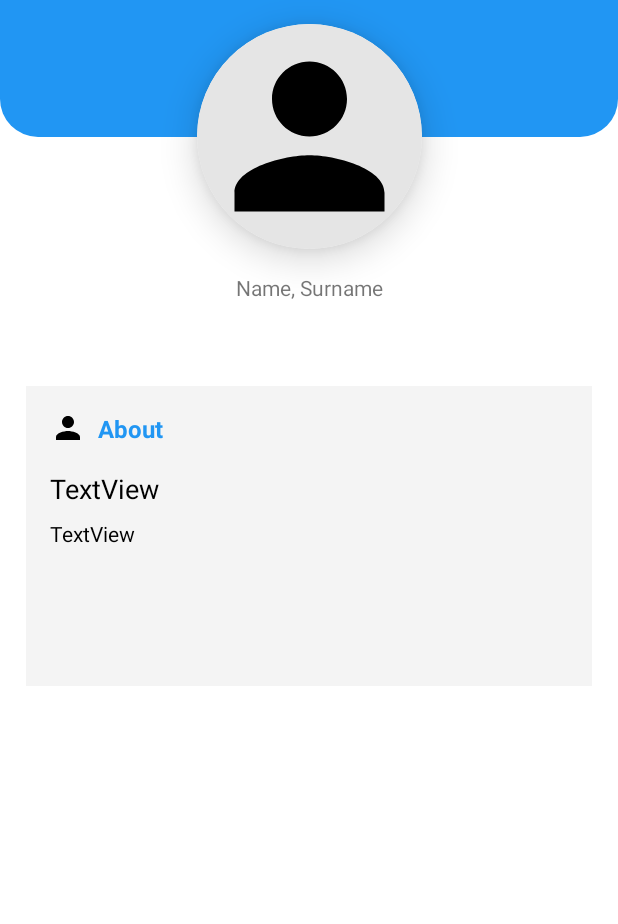
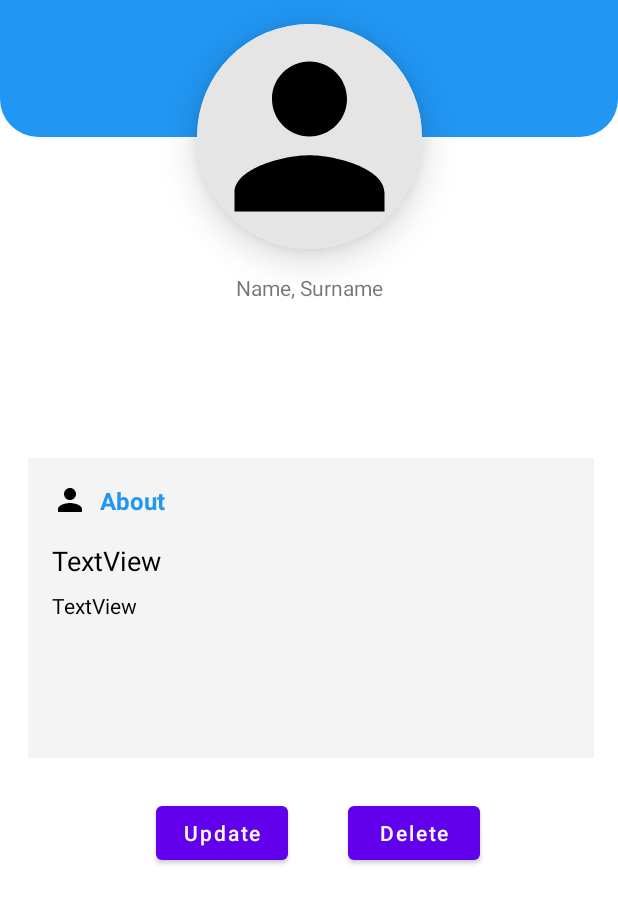
Before and after one commit to aliabb01/DoctorAppointmentApp, an Android app: the Profile screen opened directly, with no data from a screen before it, on a phone screen of 412 x 824 dp, the part 133-1057 px from its top. Run offline under Robolectric (Android 15) with nearby library versions, the phone set to English and light mode, and no system bars; our stand-ins replace Volley; network calls fail; 4 statements that could not run were skipped.

Commit message:
add: modify and delete the user account(patient,doctor and admin)

```diff
--- a/app/src/main/AndroidManifest.xml
+++ b/app/src/main/AndroidManifest.xml
@@ -11,6 +11,9 @@
         android:roundIcon="@mipmap/ic_launcher_round"
         android:supportsRtl="true"
         android:theme="@style/Theme.DoctorAppointmentApp">
+        <activity
+            android:name=".UpdateAccount"
+            android:exported="true" />
         <activity
             android:name=".DoctorAppointment"
             android:exported="true" />
--- a/app/src/main/java/ali/app/doctorappointmentapp/Profile.java
+++ b/app/src/main/java/ali/app/doctorappointmentapp/Profile.java
@@ -1,5 +1,6 @@
 package ali.app.doctorappointmentapp;
 
+import android.content.DialogInterface;
 import android.content.Intent;
 import android.graphics.Bitmap;
 import android.os.Bundle;
@@ -11,7 +12,9 @@ import android.widget.ImageView;
 import android.widget.TextView;
 import android.widget.Toast;
 
+import androidx.appcompat.app.AlertDialog;
 import androidx.appcompat.app.AppCompatActivity;
+import androidx.constraintlayout.widget.ConstraintLayout;
 
 import com.android.volley.RequestQueue;
 import com.android.volley.Response;
@@ -20,6 +23,7 @@ import com.android.volley.toolbox.ImageRequest;
 import com.android.volley.toolbox.Volley;
 import com.google.android.material.imageview.ShapeableImageView;
 import com.google.android.material.shape.CornerFamily;
+import com.google.android.material.snackbar.Snackbar;
 
 public class Profile extends AppCompatActivity {
 
@@ -28,10 +32,12 @@ public class Profile extends AppCompatActivity {
     private TextView name;
     private TextView email;
     private TextView role;
-
+    private Button deleteAccount,updateAccount;
+    AlertDialog.Builder builder;
     private ImageButton goBackBtn;
     private Button history;
     private ImageView imageView3;
+    ConstraintLayout profile_layout;
 
 
     @Override
@@ -40,6 +46,10 @@ public class Profile extends AppCompatActivity {
         setContentView(R.layout.activity_user_profile);
         imageView3=findViewById(R.id.profileImageChild);
         history=findViewById(R.id.history);
+        deleteAccount=findViewById(R.id.usrDeleteAccount);
+        updateAccount=findViewById(R.id.usrUpdateAccount);
+        profile_layout=findViewById(R.id.profile_layout);
+        builder = new AlertDialog.Builder(this);
         RequestQueue requestQueue= Volley.newRequestQueue(this);
         String url="";
 
@@ -96,6 +106,48 @@ public class Profile extends AppCompatActivity {
                 startActivity(intent);
             }
         });
+        /**update user account
+         * */
+        updateAccount.setOnClickListener(new View.OnClickListener() {
+            @Override
+            public void onClick(View v) {
+                Intent intent = new Intent(Profile.this, UpdateAccount.class);
+                intent.putExtra("user", user);
+                startActivity(intent);
+            }
+        });
+        deleteAccount.setOnClickListener(new View.OnClickListener() {
+            @Override
+            public void onClick(View v) {
+                //Uncomment the below code to Set the message and title from the strings.xml file
+              //  builder.setMessage("DO you want to delete your account?") .setTitle("Delete account");
+
+                //Setting message manually and performing action on button click
+                builder.setMessage("Do you want to delete your account?")
+                        .setCancelable(false)
+                        .setPositiveButton("Yes", new DialogInterface.OnClickListener() {
+                            public void onClick(DialogInterface dialog, int id) {
+                                db.deleteUser(user.getUser_id());
+                                Intent intent=new Intent(Profile.this, MainActivity.class);
+                                startActivity(intent);
+                                Snackbar.make(profile_layout,"your accoutn have been delete it",Snackbar.LENGTH_SHORT).show();
+                            }
+                        })
+                        .setNegativeButton("No", new DialogInterface.OnClickListener() {
+                            public void onClick(DialogInterface dialog, int id) {
+                                //  Action for 'NO' Button
+                                dialog.cancel();
+
+                            }
+                        });
+                //Creating dialog box
+                AlertDialog alert = builder.create();
+                //Setting the title manually
+                alert.setTitle("Delete account");
+                alert.show();
+            }
+
+        });
 
     }
 
--- a/app/src/main/res/layout/activity_user_profile.xml
+++ b/app/src/main/res/layout/activity_user_profile.xml
@@ -2,6 +2,7 @@
 <androidx.constraintlayout.widget.ConstraintLayout xmlns:android="http://schemas.android.com/apk/res/android"
     xmlns:app="http://schemas.android.com/apk/res-auto"
     xmlns:tools="http://schemas.android.com/tools"
+    android:id="@+id/profile_layout"
     android:layout_width="match_parent"
     android:layout_height="match_parent">
 
@@ -117,8 +118,10 @@
         android:layout_height="438dp"
         app:layout_constraintBottom_toBottomOf="parent"
         app:layout_constraintEnd_toEndOf="parent"
+        app:layout_constraintHorizontal_bias="1.0"
         app:layout_constraintStart_toStartOf="parent"
-        app:layout_constraintTop_toBottomOf="@+id/profile_nameLabel">
+        app:layout_constraintTop_toBottomOf="@+id/profile_nameLabel"
+        app:layout_constraintVertical_bias="1.0">
 
         <androidx.constraintlayout.widget.ConstraintLayout
             android:layout_width="match_parent"
@@ -177,6 +180,30 @@
                 app:layout_constraintStart_toStartOf="@+id/profile_about_role"
                 app:layout_constraintTop_toBottomOf="@+id/profile_about_role" />
         </androidx.constraintlayout.widget.ConstraintLayout>
+
+        <Button
+            android:id="@+id/usrUpdateAccount"
+            android:layout_width="wrap_content"
+            android:layout_height="wrap_content"
+            android:layout_marginEnd="40dp"
+            android:layout_marginBottom="156dp"
+            android:text="Update"
+            android:textAllCaps="false"
+            app:layout_constraintBottom_toBottomOf="parent"
+            app:layout_constraintEnd_toStartOf="@+id/usrDeleteAccount"
+            app:layout_constraintHorizontal_bias="1.0"
+            app:layout_constraintStart_toStartOf="parent" />
+
+        <Button
+            android:id="@+id/usrDeleteAccount"
+            android:layout_width="wrap_content"
+            android:layout_height="wrap_content"
+            android:layout_marginEnd="92dp"
+            android:layout_marginBottom="156dp"
+            android:text="Delete"
+            android:textAllCaps="false"
+            app:layout_constraintBottom_toBottomOf="parent"
+            app:layout_constraintEnd_toEndOf="parent" />
     </androidx.constraintlayout.widget.ConstraintLayout>
 
 </androidx.constraintlayout.widget.ConstraintLayout>
```
Also changed, not shown: app/src/main/java/ali/app/doctorappointmentapp/DBHelper.java (+59 -9 lines), app/src/main/java/ali/app/doctorappointmentapp/UpdateAccount.java (added, +54 -0 lines), app/src/main/java/ali/app/doctorappointmentapp/UpdateAccountAdapter.java (added, +91 -0 lines), app/src/main/java/ali/app/doctorappointmentapp/User.java (+14 -0 lines), app/src/main/res/layout/activity_update_account.xml (added, +18 -0 lines), app/src/main/res/layout/user_item_update.xml (added, +69 -0 lines).
